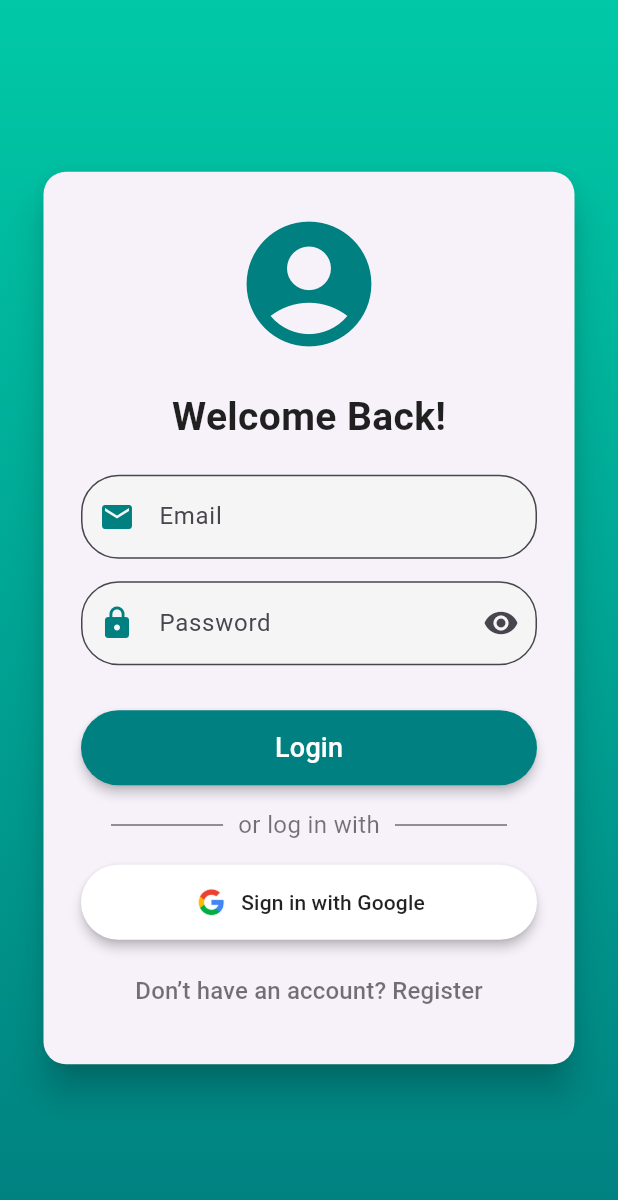
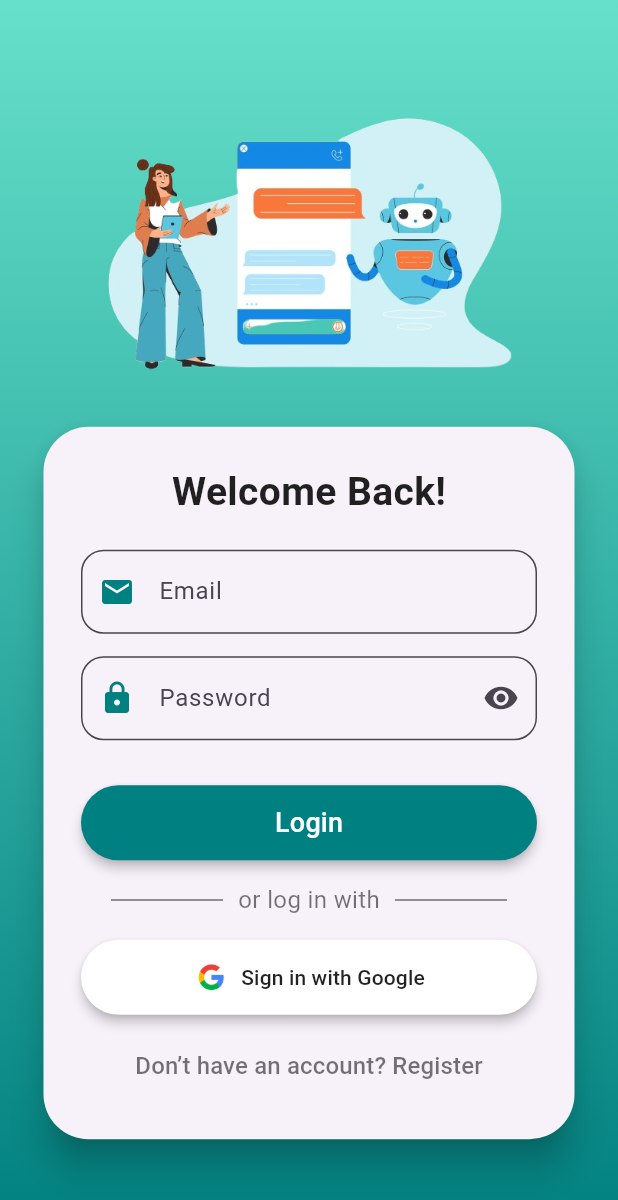
Before and after one commit to liyuwan/RAG-Agent-for-Lifestyle-Improvement, a Flutter app: the LoginPage screen opened directly, on a phone screen of 412 x 824 dp. Shown: the top 1200 px of the screen. Run offline on Flutter 3.47's test engine with Material 3 defaults, Android fonts, the phone set to English and light mode, and no system bars; our stand-ins replace cloud_firestore, firebase_auth, firebase_core, firebase_storage, flutter_tts, google_sign_in and 2 more; accounts and stored records are empty; project files that could hold a hidden picture were left out.

Commit message:
google_login updated

```diff
--- a/rag_flutter_app/lib/pages/login_page.dart
+++ b/rag_flutter_app/lib/pages/login_page.dart
@@ -79,7 +79,7 @@ class _LoginPageState extends State<LoginPage> {
         width: double.infinity,
         decoration: const BoxDecoration(
           gradient: LinearGradient(
-            colors: [Color(0xFF00C9A7), Color(0xFF008080)],
+            colors: [Color(0xFF66E0CA), Color(0xFF008080)], //Color(0xFF00C9A7)
             begin: Alignment.topCenter,
             end: Alignment.bottomCenter,
           ),
@@ -87,20 +87,22 @@ class _LoginPageState extends State<LoginPage> {
         child: Center(
           child: SingleChildScrollView(
             padding: const EdgeInsets.all(25.0),
-            child: Card(
-              shape: RoundedRectangleBorder(borderRadius: BorderRadius.circular(15)),
+            child: Column(
+              mainAxisSize: MainAxisSize.min,
+              children: [
+                Image.asset(
+                  'assets/login_logo.png',  // Ensure the logo is placed in the `assets` directory
+                  height: 200,
+                ),
+                const SizedBox(height: 20),  // Add some spacing
+                Card(
+                  shape: RoundedRectangleBorder(borderRadius: BorderRadius.circular(30)),
                   elevation: 10,
                   child: Padding(
                     padding: const EdgeInsets.all(25),
                     child: Column(
                       mainAxisSize: MainAxisSize.min,
                       children: [
-                    Icon(
-                      Icons.account_circle,  // You can change this to any icon you like
-                      size: 100,  // Adjust the size as needed
-                      color: Color(0xFF008080),  // You can change the color
-                    ),
-                    const SizedBox(height: 20),  // Add some spacing
                         Text(
                           _isRegistering ? 'Create an Account' : 'Welcome Back!',
                           style: const TextStyle(fontSize: 26, fontWeight: FontWeight.bold, color: Colors.black87),
@@ -160,7 +162,6 @@ class _LoginPageState extends State<LoginPage> {
                                   ),
                                   const SizedBox(height: 15),
 
-
                                   ElevatedButton.icon(
                                     onPressed: () async {
                                       UserCredential? userCredential = await AuthService().signInWithGoogle();
@@ -207,6 +208,8 @@ class _LoginPageState extends State<LoginPage> {
                     ),
                   ),
                 ),
+              ],
+            ),
           ),
         ),
       ),
@@ -233,9 +236,9 @@ class _LoginPageState extends State<LoginPage> {
                 },
               )
             : null,
-        border: OutlineInputBorder(borderRadius: BorderRadius.circular(25.0)),
+        border: OutlineInputBorder(borderRadius: BorderRadius.circular(15.0)),
         filled: true,
-        fillColor: Colors.grey[100],
+        fillColor: Colors.transparent,
       ),
       obscureText: isPassword ? (isConfirm ? _obscureConfirmPassword : _obscurePassword) : false,
     );
```
Lines whose indentation alone changed are shown as unchanged.
